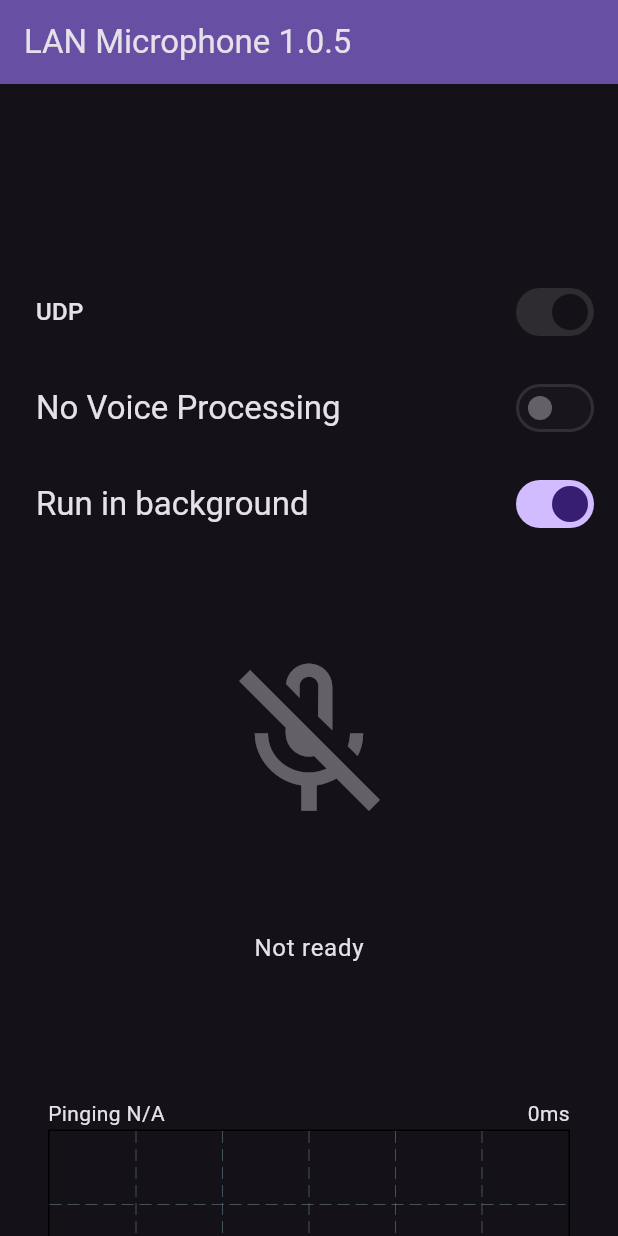
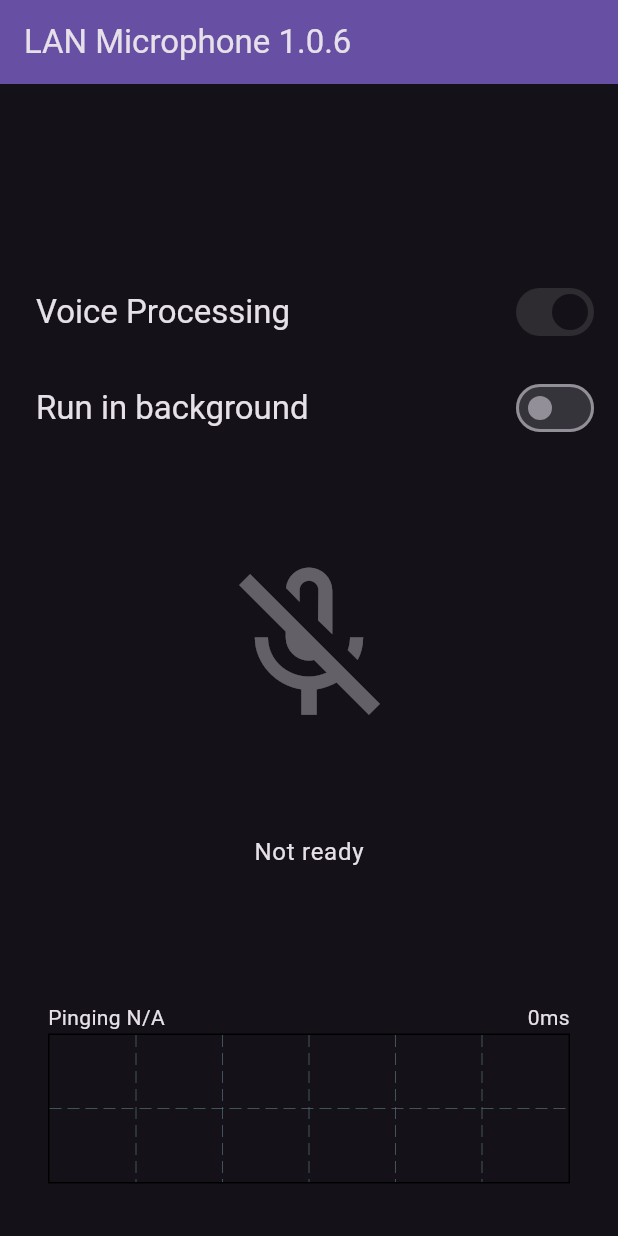
Before and after one commit to kamimark/lan-mic, a Flutter app: the screen it shows after launch, after a tap on "Run in background", on a phone screen of 412 x 824 dp. Run offline on Flutter 3.47's test engine with Material 3 defaults, Android fonts, the light colour scheme and no system bars; drawn by our look-alikes of fl_chart; our stand-ins replace device_info_plus, package_info_plus; missing offline and left inert: flutter_sound, network_info_plus, record, udp.

Commit message:
Use only UDP. Changed defaults.

```diff
--- a/lib/home.dart
+++ b/lib/home.dart
@@ -25,8 +25,8 @@
 
   String _deviceName = "N/A";
   int? ping;
-  bool useVoiceProcessing = false;
-  bool runInBackground = false;
+  bool useVoiceProcessing = true;
+  bool runInBackground = true;
   String? _version;
 
   Future<bool> requestMicrophonePermission() async {
@@ -249,23 +249,6 @@
                 ),
               ),
               SwitchListTile(
-                title: _recorder.useUdp
-                    ? Text(
-                        "UDP",
-                        style: Theme.of(context).textTheme.titleMedium,
-                      )
-                    : Text(
-                        "TCP",
-                        style: Theme.of(context).textTheme.titleLarge,
-                      ),
-                contentPadding: switchPadding,
-                value: _recorder.useUdp,
-                onChanged: _micState == MicState.disconnected
-                    ? (_) =>
-                          setState(() => _recorder.useUdp = !_recorder.useUdp)
-                    : null,
-              ),
-              SwitchListTile(
                 title: useVoiceProcessing
                     ? Text(
                         "Voice Processing",
--- a/lib/recorder.dart
+++ b/lib/recorder.dart
@@ -11,7 +11,7 @@
   Socket? _socket;
   UDP? _udpSocket;
   bool _connecting = false;
-  bool useUdp = true;
+  bool useTcp = false;
   void Function()? _stop;
 
   Future stopRecorder() async {
@@ -29,7 +29,7 @@
     void Function() stop,
   ) async {
     _stop = stop;
-    return await (useUdp
+    return await (useTcp
         ? startTcpRecorder(serverDetails, useVoiceProcessing)
         : startUdpRecorder(serverDetails, useVoiceProcessing));
   }
--- a/pubspec.yaml
+++ b/pubspec.yaml
@@ -16,7 +16,7 @@
 # https://developer.apple.com/library/archive/documentation/General/Reference/InfoPlistKeyReference/Articles/CoreFoundationKeys.html
 # In Windows, build-name is used as the major, minor, and patch parts
 # of the product and file versions while build-number is used as the build suffix.
-version: 1.0.5+5
+version: 1.0.6+6
 
 environment:
   sdk: ^3.9.2
```
